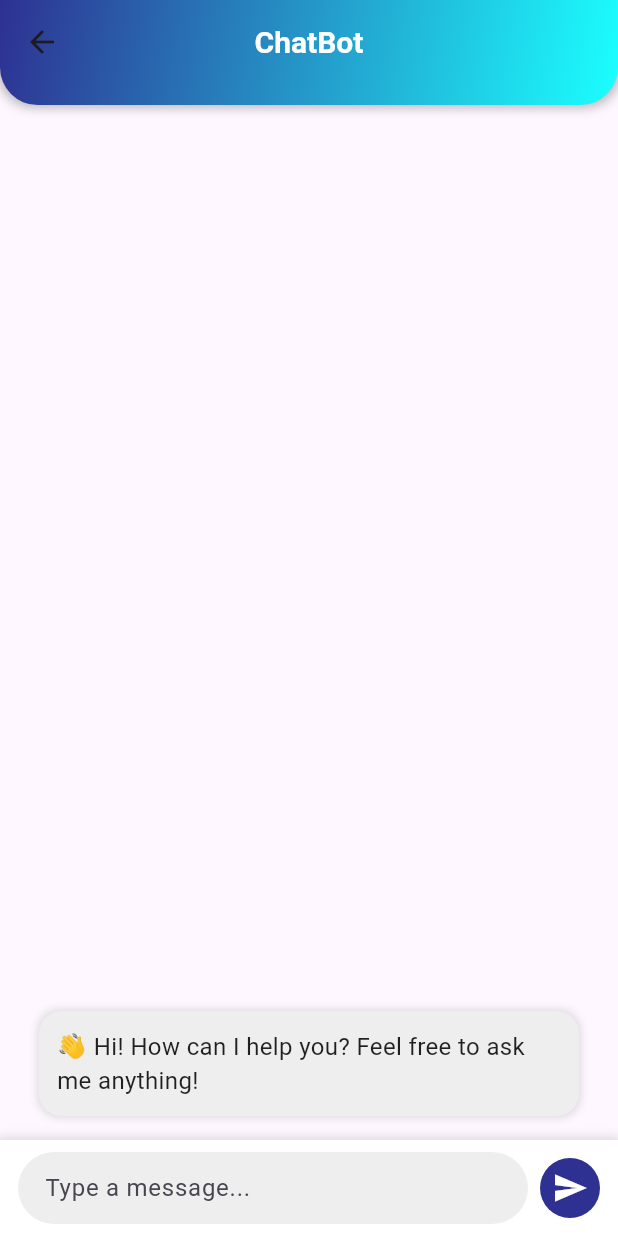
After one commit to jbpranov2204/Smart_Investing, a Flutter app: the screen it shows after launch, after a tap on the "chat" icon, on a phone screen of 412 x 824 dp. The commit adds this screen. Run offline on Flutter 3.47's test engine with Material 3 defaults, Android fonts, the phone set to English and light mode, and no system bars; network calls fail.

Commit message:
chatbot ui

```diff
--- /dev/null
+++ b/lib/HomePage/chatbot_page.dart
@@ -0,0 +1,208 @@
+import 'package:flutter/material.dart';
+
+
+void main() {
+  runApp(ChatBotApp());
+}
+
+class ChatBotApp extends StatelessWidget {
+  @override
+  Widget build(BuildContext context) {
+    return MaterialApp(
+      debugShowCheckedModeBanner: false,
+      title: 'ChatBot UI',
+      theme: ThemeData(
+        primarySwatch: Colors.blue,
+        scaffoldBackgroundColor: Colors.white,
+      ),
+      home: ChatScreen(),
+    );
+  }
+}
+
+class ChatScreen extends StatefulWidget {
+  @override
+  _ChatScreenState createState() => _ChatScreenState();
+}
+
+class _ChatScreenState extends State<ChatScreen> {
+  final List<ChatMessage> _messages = [];
+  final TextEditingController _textController = TextEditingController();
+
+  @override
+  void initState() {
+    super.initState();
+    // Add bot's welcome message as the first chat message
+    Future.delayed(Duration(milliseconds: 500), () {
+      setState(() {
+        _messages.insert(
+          0,
+          ChatMessage(
+            text: "👋 Hi! How can I help you? Feel free to ask me anything!",
+            isUser: false,
+          ),
+        );
+      });
+    });
+  }
+
+  void _handleSubmitted(String text) {
+    if (text.isEmpty) return;
+    _textController.clear();
+    setState(() {
+      _messages.insert(0, ChatMessage(text: text, isUser: true));
+    });
+
+    // Generate bot reply based on the question
+    Future.delayed(Duration(seconds: 1), () {
+      setState(() {
+        _messages.insert(0, ChatMessage(text: _getBotReply(text), isUser: false));
+      });
+    });
+  }
+
+  String _getBotReply(String userMessage) {
+    userMessage = userMessage.toLowerCase();
+
+    if (userMessage.contains("hello") || userMessage.contains("hi")) {
+      return "🤖 Hello! How can I assist you today?";
+    } else if (userMessage.contains("how are you")) {
+      return "😊 I'm just a bot, but I'm always ready to help!";
+    } else if (userMessage.contains("weather")) {
+      return "🌤 The weather is great today! Perfect for going outside.";
+    } else if (userMessage.contains("time")) {
+      return "⏰ The current time is 12:00 PM (dummy time).";
+    } else if (userMessage.contains("your name")) {
+      return "🤖 I'm your friendly chatbot!";
+    } else {
+      return "🤔 That's interesting! I'm still learning, but I'll try my best to help.";
+    }
+  }
+
+  @override
+  Widget build(BuildContext context) {
+    return Scaffold(
+      appBar: PreferredSize(
+        preferredSize: Size.fromHeight(70),
+        child: Container(
+          decoration: BoxDecoration(
+            gradient: LinearGradient(
+              colors: [Color(0xFF2E3192), Color(0xFF1BFFFF)],
+              begin: Alignment.topLeft,
+              end: Alignment.bottomRight,
+            ),
+            borderRadius: BorderRadius.only(
+              bottomLeft: Radius.circular(25),
+              bottomRight: Radius.circular(25),
+            ),
+            boxShadow: [
+              BoxShadow(color: Colors.black26, blurRadius: 5, spreadRadius: 2),
+            ],
+          ),
+          child: AppBar(
+            backgroundColor: Colors.transparent,
+            elevation: 0,
+            centerTitle: true,
+            title: Text(
+              'ChatBot',
+              style: TextStyle(color: Colors.white, fontWeight: FontWeight.bold, fontSize: 20),
+            ),
+          ),
+        ),
+      ),
+      body: Column(
+        children: [
+          Expanded(
+            child: ListView.builder(
+              reverse: true,
+              padding: EdgeInsets.all(10.0),
+              itemCount: _messages.length,
+              itemBuilder: (context, index) {
+                return _messages[index];
+              },
+            ),
+          ),
+          _buildTextComposer(),
+        ],
+      ),
+    );
+  }
+
+  Widget _buildTextComposer() {
+    return Container(
+      padding: EdgeInsets.symmetric(horizontal: 12, vertical: 8),
+      decoration: BoxDecoration(
+        color: Colors.white,
+        boxShadow: [
+          BoxShadow(color: Colors.black12, blurRadius: 5, spreadRadius: 2),
+        ],
+      ),
+      child: Row(
+        children: [
+          Expanded(
+            child: TextField(
+              controller: _textController,
+              onSubmitted: _handleSubmitted,
+              decoration: InputDecoration(
+                hintText: 'Type a message...',
+                filled: true,
+                fillColor: Colors.grey[200],
+                contentPadding: EdgeInsets.symmetric(horizontal: 14, vertical: 12),
+                border: OutlineInputBorder(
+                  borderRadius: BorderRadius.circular(25.0),
+                  borderSide: BorderSide.none,
+                ),
+              ),
+            ),
+          ),
+          SizedBox(width: 8),
+          CircleAvatar(
+            backgroundColor: Color(0xFF2E3192),
+            child: IconButton(
+              icon: Icon(Icons.send, color: Colors.white),
+              onPressed: () => _handleSubmitted(_textController.text),
+            ),
+          ),
+        ],
+      ),
+    );
+  }
+}
+
+class ChatMessage extends StatelessWidget {
+  final String text;
+  final bool isUser;
+
+  ChatMessage({required this.text, required this.isUser});
+
+  @override
+  Widget build(BuildContext context) {
+    return Padding(
+      padding: EdgeInsets.symmetric(vertical: 6, horizontal: 16),
+      child: Align(
+        alignment: isUser ? Alignment.centerRight : Alignment.centerLeft,
+        child: Container(
+          padding: EdgeInsets.all(12),
+          decoration: BoxDecoration(
+            color: isUser ? Colors.blueAccent : Colors.grey[200],
+            borderRadius: BorderRadius.circular(15),
+            boxShadow: [
+              BoxShadow(
+                color: Colors.black12,
+                blurRadius: 4,
+                spreadRadius: 1,
+              ),
+            ],
+          ),
+          child: Text(
+            text,
+            style: TextStyle(
+              color: isUser ? Colors.white : Colors.black87,
+              fontSize: 16,
+            ),
+          ),
+        ),
+      ),
+    );
+  }
+}
--- a/lib/HomePage/home_page.dart
+++ b/lib/HomePage/home_page.dart
@@ -1,4 +1,6 @@
 import 'package:flutter/material.dart';
+import 'package:smart_investing/HomePage/chatbot_page.dart';
+import 'package:smart_investing/HomePage/settings_page.dart';
 
 class HomePage extends StatelessWidget {
   final List<Color> gradientColors = [
@@ -38,7 +40,12 @@ class HomePage extends StatelessWidget {
         actions: [
           IconButton(
             icon: Icon(Icons.settings, color: Colors.white),
-            onPressed: () {},
+            onPressed: () {
+                        Navigator.of(context).push(MaterialPageRoute(
+                        builder: (context) => SettingsPage(),
+                      ));
+
+            },
           ),
         ],
         centerTitle: true,
@@ -57,7 +64,17 @@ class HomePage extends StatelessWidget {
             children: [_buildMarketOverview(), _buildCombinedStockList()],
           ),
         ),
-      ),
+        ),
+        floatingActionButton: FloatingActionButton(
+  onPressed: () {
+    Navigator.push(
+      context,
+      MaterialPageRoute(builder: (context) => ChatScreen()), // Ensure ChatScreen exists
+    );
+  },
+  backgroundColor: Color(0xFF2E3192), // Matching app theme color
+  child: Icon(Icons.chat, color: Colors.white),
+),
     );
   }
 
```
